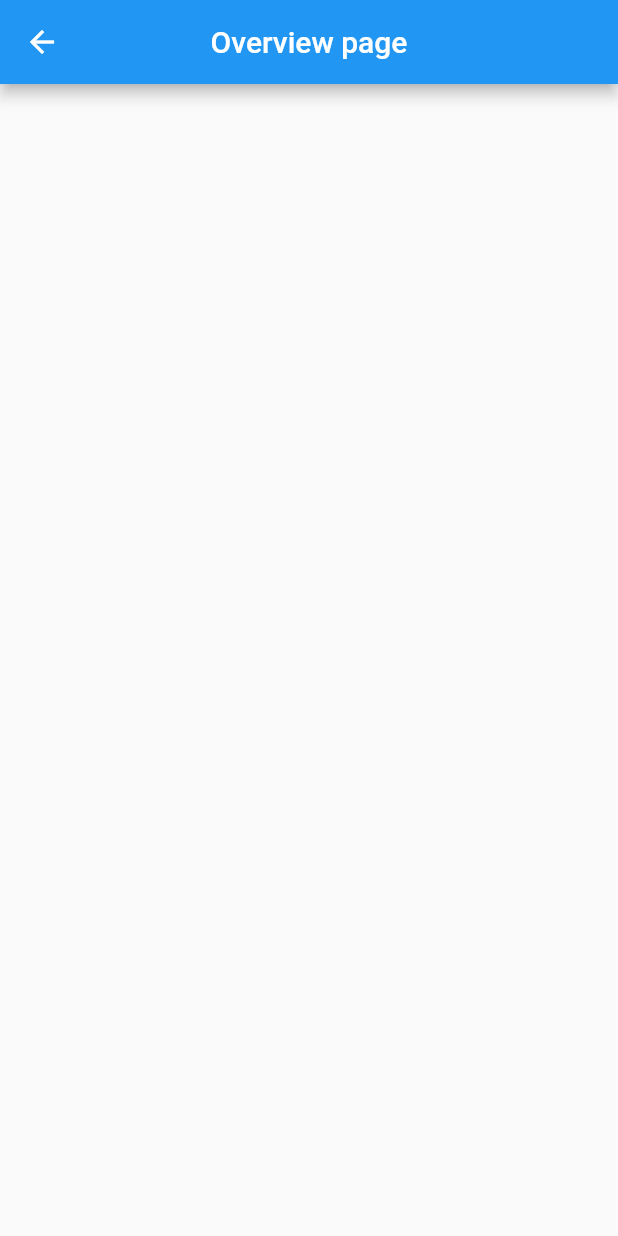
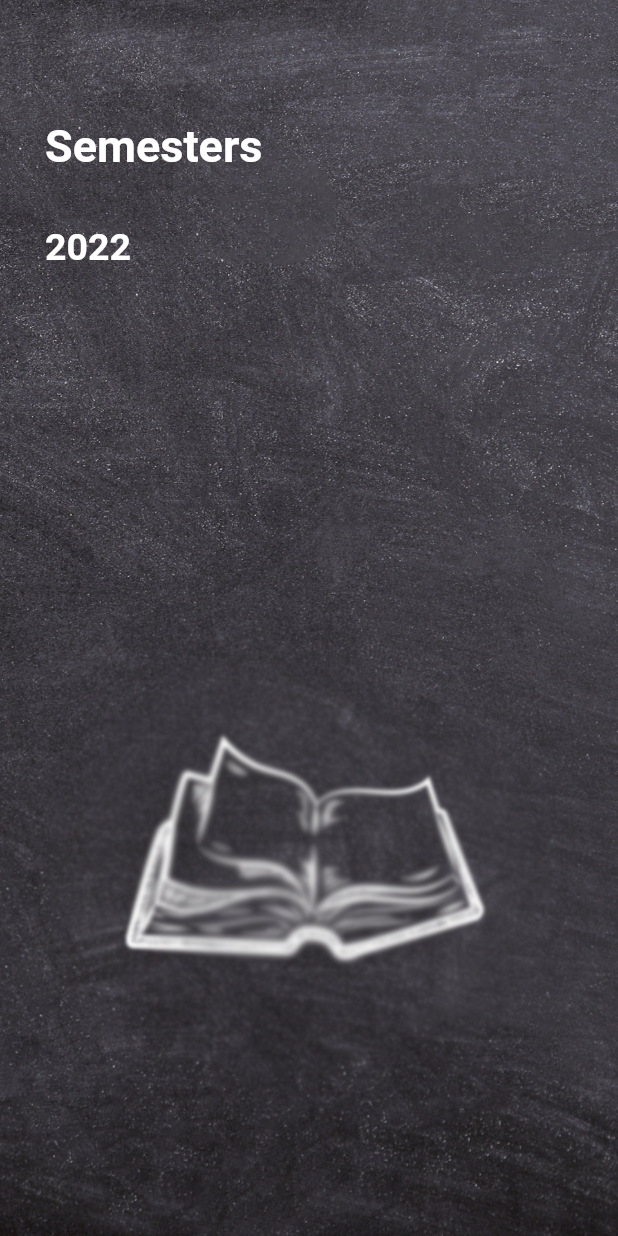
Before and after one commit to EftiarHKhan/IUBAT-CGPA-application, a Flutter app: the OverviewPage screen opened by its route, on a phone screen of 412 x 824 dp. Run offline on Flutter 3.47's test engine with Material 2 defaults, Android fonts, the light colour scheme and no system bars; our stand-ins replace percent_indicator; Roboto replaces fonts that are missing (lato).

Commit message:
home and overview page

```diff
--- a/lib/screens/overview_page.dart
+++ b/lib/screens/overview_page.dart
@@ -12,10 +12,49 @@ class OverviewPage extends StatefulWidget {
 class _OverviewPageState extends State<OverviewPage> {
   @override
   Widget build(BuildContext context) {
-    return Scaffold(
-      appBar: AppBar(
-        title: const Text('Overview page'),
-        centerTitle: true,
+    return Container(
+      decoration: const BoxDecoration(
+        image: DecorationImage(
+            image: AssetImage('assets/images/home.png'), fit: BoxFit.cover),
+      ),
+      child: Scaffold(
+        backgroundColor: Colors.transparent,
+        body: Stack(
+          children: [
+            Container(
+              padding: EdgeInsets.only(left: 30, top: 80),
+              child: const Text(
+                'Semesters',
+                style: TextStyle(
+                  fontSize: 30,
+                  color: Colors.white,
+                  fontFamily: 'lato',
+                  fontWeight: FontWeight.bold,
+                ),
+              ),
+            ),
+            Container(
+              padding: EdgeInsets.only(left: 30, top: 150),
+              child: Row(
+                children: [
+                  Column(
+                    children: const [
+                      Text(
+                        '2022',
+                        style: TextStyle(
+                          color: Colors.white,
+                          fontFamily: 'lato',
+                          fontSize: 25,
+                          fontWeight: FontWeight.bold,
+                        ),
+                      ),
+                    ],
+                  ),
+                ],
+              ),
+            ),
+          ],
+        ),
       ),
     );
   }
```
